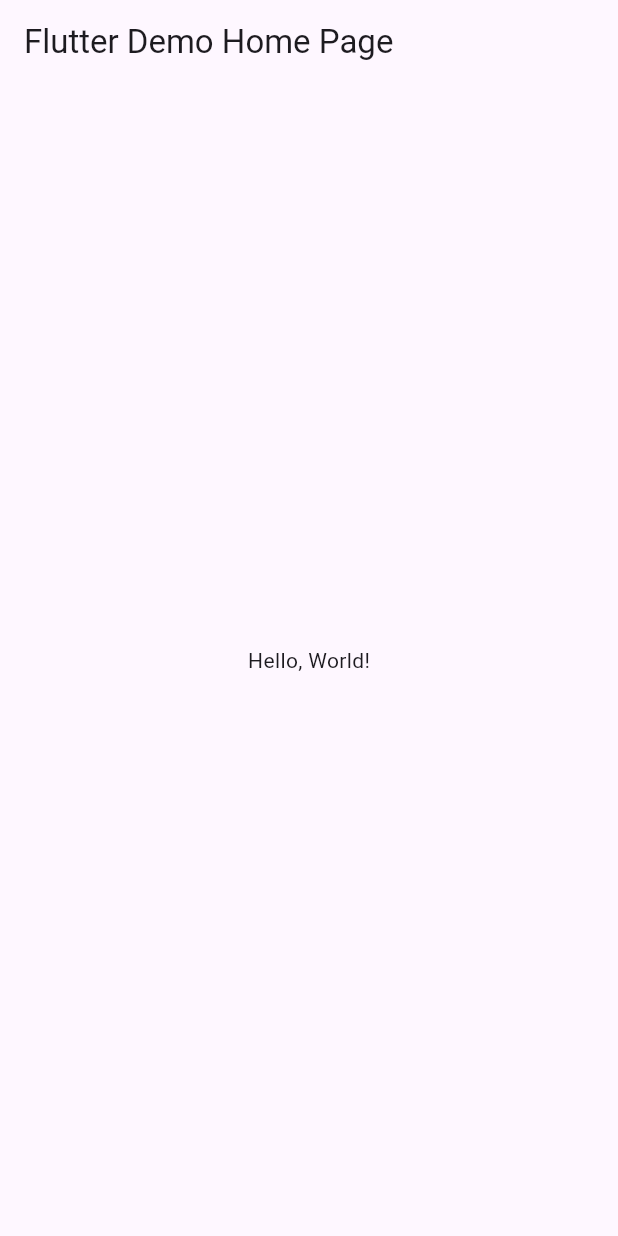
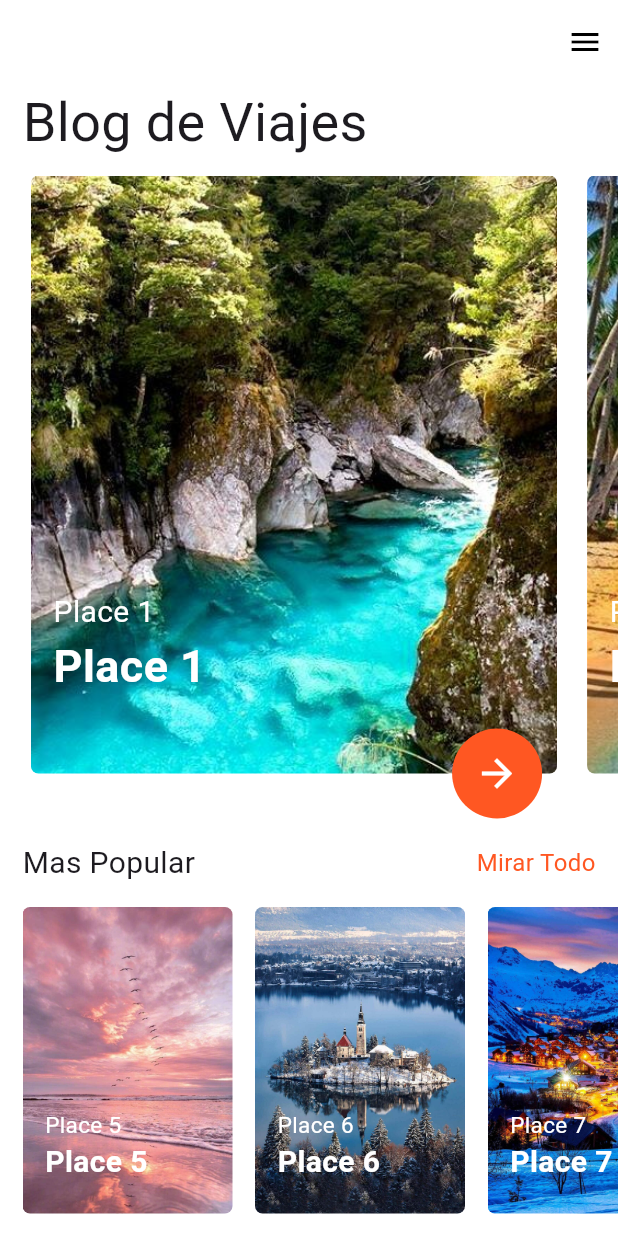
Before and after one commit to nava128/UII_BlogViajes, a Flutter app: the screen it shows after launch, on a phone screen of 412 x 824 dp. Run offline on Flutter 3.47's test engine with Material 3 defaults, Android fonts, the phone set to English and light mode, and no system bars.

Commit message:
viajesblog

```diff
--- /dev/null
+++ b/lib/home.dart
@@ -0,0 +1,56 @@
+import 'package:flutter/material.dart';
+import 'package:navaviajes/widgets/most_popular.dart';
+
+import 'widgets/travel_blog.dart';
+
+class HomePage extends StatelessWidget {
+  @override
+  Widget build(BuildContext context) {
+    return Scaffold(
+      backgroundColor: Colors.white,
+      appBar: AppBar(
+        backgroundColor: Colors.white,
+        elevation: 0,
+        actions: [
+          Padding(
+            padding: const EdgeInsets.only(right: 10),
+            child: Icon(
+              Icons.menu,
+              color: Colors.black,
+            ),
+          )
+        ],
+      ),
+      body: Column(
+        crossAxisAlignment: CrossAxisAlignment.start,
+        children: [
+          Padding(
+            padding: const EdgeInsets.only(left: 15),
+            child: Text(
+              'Blog de Viajes',
+              style: TextStyle(fontSize: 36),
+            ),
+          ),
+          Expanded(flex: 2, child: TravelBlog()),
+          Padding(
+            padding: const EdgeInsets.all(15),
+            child: Row(
+              mainAxisAlignment: MainAxisAlignment.spaceBetween,
+              children: [
+                Text(
+                  'Mas Popular',
+                  style: TextStyle(fontSize: 20),
+                ),
+                Text(
+                  'Mirar Todo',
+                  style: TextStyle(fontSize: 16, color: Colors.deepOrange),
+                )
+              ],
+            ),
+          ),
+          Expanded(flex: 1, child: MostPopular()),
+        ],
+      ),
+    );
+  }
+}
--- a/lib/main.dart
+++ b/lib/main.dart
@@ -1,43 +1,16 @@
 import 'package:flutter/material.dart';
 
-void main() => runApp(MyApp());
+import 'home.dart';
+
+void main() {
+  runApp(const MyApp());
+}
 
 class MyApp extends StatelessWidget {
   const MyApp({super.key});
-  // This widget is the root of your application.
-  @override
-  Widget build(BuildContext context) {
-    return MaterialApp(
-      // Application name
-      title: 'Flutter Hello World',
-      // Application theme data, you can set the colors for the application as
-      // you want
-      theme: ThemeData(
-        // useMaterial3: false,
-        primarySwatch: Colors.blue,
-      ),
-      // A widget which will be started on application startup
-      home: MyHomePage(title: 'Flutter Demo Home Page'),
-    );
-  }
-}
-
-class MyHomePage extends StatelessWidget {
-  final String title;
-  const MyHomePage({super.key, required this.title});
 
   @override
   Widget build(BuildContext context) {
-    return Scaffold(
-      appBar: AppBar(
-        // The title text which will be shown on the action bar
-        title: Text(title),
-      ),
-      body: Center(
-        child: Text(
-          'Hello, World!',
-        ),
-      ),
-    );
+    return MaterialApp(debugShowCheckedModeBanner: false, home: HomePage());
   }
 }
--- /dev/null
+++ b/lib/model/travel.dart
@@ -0,0 +1,25 @@
+class Travel {
+  String name;
+  String location;
+  String url;
+
+  Travel(this.name, this.location, this.url);
+
+  static List<Travel> generateTravelBlog() {
+    return [
+      Travel('Place 1', 'Place 1', 'assets/images/top1.jpg'),
+      Travel('Place 2', 'Place 2', 'assets/images/top2.jpg'),
+      Travel('Place 3', 'Place 3', 'assets/images/top3.jpg'),
+      Travel('Place 4', 'Place 4', 'assets/images/top4.jpg'),
+    ];
+  }
+
+  static List<Travel> generateMostPopular() {
+    return [
+      Travel('Place 5', 'Place 5', 'assets/images/bottom1.jpg'),
+      Travel('Place 6', 'Place 6', 'assets/images/bottom2.jpg'),
+      Travel('Place 7', 'Place 7', 'assets/images/bottom3.jpg'),
+      Travel('Place 8', 'Place 8', 'assets/images/bottom4.jpg'),
+    ];
+  }
+}
--- /dev/null
+++ b/lib/widgets/most_popular.dart
@@ -0,0 +1,56 @@
+import 'package:flutter/material.dart';
+import 'package:navaviajes/detial.dart';
+
+import 'package:navaviajes/model/travel.dart';
+
+class MostPopular extends StatelessWidget {
+  final _list = Travel.generateMostPopular();
+
+  @override
+  Widget build(BuildContext context) {
+    return ListView.separated(
+        padding: EdgeInsets.only(left: 15, right: 15, bottom: 15),
+        scrollDirection: Axis.horizontal,
+        itemBuilder: (context, index) {
+          var travel = _list[index];
+          return GestureDetector(
+            onTap: () {
+              Navigator.of(context).push(MaterialPageRoute(builder: (context) {
+                return DetailPage(travel: travel);
+              }));
+            },
+            child: Stack(
+              children: [
+                ClipRRect(
+                    borderRadius: BorderRadius.circular(5),
+                    child:
+                        Image.asset(travel.url, width: 140, fit: BoxFit.cover)),
+                Positioned(
+                  bottom: 20,
+                  left: 15,
+                  child: Column(
+                    crossAxisAlignment: CrossAxisAlignment.start,
+                    children: [
+                      Material(
+                          color: Colors.transparent,
+                          child: Text(travel.location,
+                              style: TextStyle(
+                                  color: Colors.white, fontSize: 15))),
+                      Material(
+                          color: Colors.transparent,
+                          child: Text(travel.name,
+                              style: TextStyle(
+                                  color: Colors.white,
+                                  fontWeight: FontWeight.bold,
+                                  fontSize: 20)))
+                    ],
+                  ),
+                )
+              ],
+            ),
+          );
+        },
+        separatorBuilder: (_, index) => SizedBox(width: 15),
+        itemCount: _list.length);
+  }
+}
--- /dev/null
+++ b/lib/widgets/travel_blog.dart
@@ -0,0 +1,75 @@
+import 'package:flutter/material.dart';
+import 'package:navaviajes/detial.dart';
+import 'package:navaviajes/model/travel.dart';
+
+class TravelBlog extends StatelessWidget {
+  final _list = Travel.generateTravelBlog();
+  final _pageCtrl = PageController(viewportFraction: 0.9);
+
+  @override
+  Widget build(BuildContext context) {
+    return PageView.builder(
+        controller: _pageCtrl,
+        itemCount: _list.length,
+        itemBuilder: (context, index) {
+          var travel = _list[index];
+          return GestureDetector(
+            onTap: () {
+              Navigator.of(context).push(MaterialPageRoute(builder: (context) {
+                return DetailPage(travel: travel);
+              }));
+            },
+            child: Stack(
+              children: [
+                Padding(
+                  padding:
+                      const EdgeInsets.only(top: 10, right: 20, bottom: 30),
+                  child: ClipRRect(
+                    borderRadius: BorderRadius.circular(5),
+                    child: Image.asset(
+                      travel.url,
+                      width: MediaQuery.of(context).size.width,
+                      fit: BoxFit.cover,
+                    ),
+                  ),
+                ),
+                Positioned(
+                  bottom: 80,
+                  left: 15,
+                  child: Column(
+                    crossAxisAlignment: CrossAxisAlignment.start,
+                    children: [
+                      Material(
+                          color: Colors.transparent,
+                          child: Text(travel.location,
+                              style: TextStyle(
+                                  color: Colors.white, fontSize: 20))),
+                      Material(
+                          color: Colors.transparent,
+                          child: Text(travel.name,
+                              style: TextStyle(
+                                  color: Colors.white,
+                                  fontWeight: FontWeight.bold,
+                                  fontSize: 30))),
+                    ],
+                  ),
+                ),
+                Positioned(
+                  bottom: 0,
+                  right: 30,
+                  child: Container(
+                    width: 60,
+                    height: 60,
+                    decoration: BoxDecoration(
+                        color: Colors.deepOrange,
+                        borderRadius: BorderRadius.circular(30)),
+                    child: Icon(Icons.arrow_forward,
+                        color: Colors.white, size: 30),
+                  ),
+                )
+              ],
+            ),
+          );
+        });
+  }
+}
--- a/pubspec.yaml
+++ b/pubspec.yaml
@@ -17,6 +17,8 @@ dev_dependencies:
 
 flutter:
   uses-material-design: true
+  assets:
+    - assets/images/
   # assets:
   #  - images/a_dot_burr.jpeg
   #  - images/a_dot_ham.jpeg
```
Also changed, not shown: lib/detial.dart (added, +224 -0 lines), assets/images/bottom1.jpg (added), assets/images/bottom2.jpg (added), assets/images/bottom3.jpg (added), assets/images/bottom4.jpg (added), assets/images/top1.jpg (added), assets/images/top2.jpg (added), assets/images/top3.jpg (added), assets/images/top4.jpg (added).
